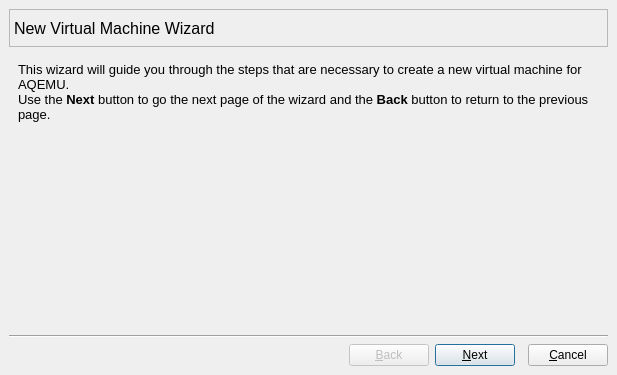
The window that src/VM_Wizard_Window.ui (tobimensch/aqemu) describes before a commit, drawn with Qt 5.
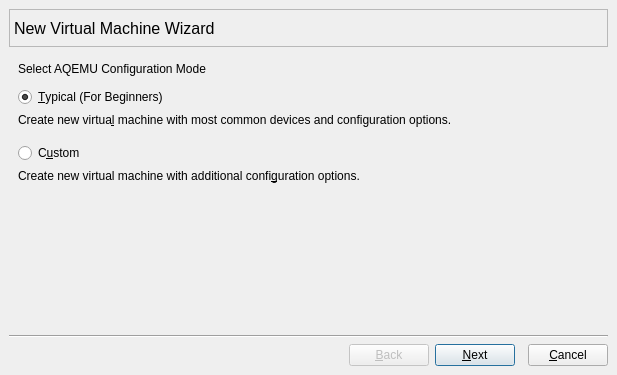
The same window after the commit. Icons and pictures are not drawn.

Commit message: The wizard is now the default for adding new VMs.

Patch:
```diff
--- a/src/VM_Wizard_Window.ui
+++ b/src/VM_Wizard_Window.ui
@@ -168,56 +168,6 @@
      <property name="currentIndex">
       <number>0</number>
      </property>
-     <widget class="QWidget" name="Welcome_Page">
-      <layout class="QGridLayout">
-       <property name="leftMargin">
-        <number>9</number>
-       </property>
-       <property name="topMargin">
-        <number>9</number>
-       </property>
-       <property name="rightMargin">
-        <number>9</number>
-       </property>
-       <property name="bottomMargin">
-        <number>9</number>
-       </property>
-       <property name="spacing">
-        <number>6</number>
-       </property>
-       <item row="0" column="0">
-        <widget class="QLabel" name="Label_Welcome_Text">
-         <property name="text">
-          <string>&lt;!DOCTYPE HTML PUBLIC &quot;-//W3C//DTD HTML 4.0//EN&quot; &quot;http://www.w3.org/TR/REC-html40/strict.dtd&quot;&gt;
-&lt;html&gt;&lt;head&gt;&lt;meta name=&quot;qrichtext&quot; content=&quot;1&quot; /&gt;&lt;style type=&quot;text/css&quot;&gt;
-p, li { white-space: pre-wrap; }
-&lt;/style&gt;&lt;/head&gt;&lt;body style=&quot; font-family:'Nimbus Sans L'; font-size:10pt; font-weight:400; font-style:normal;&quot;&gt;
-&lt;p style=&quot; margin-top:0px; margin-bottom:0px; margin-left:0px; margin-right:0px; -qt-block-indent:0; text-indent:0px;&quot;&gt;This wizard will guide you through the steps that are necessary to create a new virtual machine for AQEMU.&lt;/p&gt;
-&lt;p style=&quot; margin-top:0px; margin-bottom:0px; margin-left:0px; margin-right:0px; -qt-block-indent:0; text-indent:0px;&quot;&gt;Use the &lt;span style=&quot; font-weight:600;&quot;&gt;Next&lt;/span&gt; button to go the next page of the wizard and the &lt;span style=&quot; font-weight:600;&quot;&gt;Back&lt;/span&gt; button to return to the previous page.&lt;/p&gt;&lt;/body&gt;&lt;/html&gt;</string>
-         </property>
-         <property name="wordWrap">
-          <bool>true</bool>
-         </property>
-         <property name="textInteractionFlags">
-          <set>Qt::TextSelectableByMouse</set>
-         </property>
-        </widget>
-       </item>
-       <item row="1" column="0">
-        <spacer name="s3">
-         <property name="orientation">
-          <enum>Qt::Vertical</enum>
-         </property>
-         <property name="sizeHint" stdset="0">
-          <size>
-           <width>20</width>
-           <height>40</height>
-          </size>
-         </property>
-        </spacer>
-       </item>
-      </layout>
-     </widget>
      <widget class="QWidget" name="Wizard_Mode_Page">
       <layout class="QGridLayout" name="gridLayout_4">
        <item row="0" column="0">
@@ -264,7 +214,7 @@
             </sizepolicy>
            </property>
            <property name="text">
-            <string>Create new virtual machine with most common devices and configuration options.</string>
+            <string>Create new virtua&amp;l machine with most common devices and configuration options.</string>
            </property>
            <property name="wordWrap">
             <bool>true</bool>
@@ -297,7 +247,7 @@
          <item>
           <widget class="QRadioButton" name="RB_Custom">
            <property name="text">
-            <string>&amp;Custom</string>
+            <string>C&amp;ustom</string>
            </property>
           </widget>
          </item>
@@ -310,7 +260,7 @@
             </sizepolicy>
            </property>
            <property name="text">
-            <string>Create new virtual machine with additional configuration options.</string>
+            <string>Create new virtual machine with additional confi&amp;guration options.</string>
            </property>
            <property name="wordWrap">
             <bool>true</bool>
```
Left out of the diff: 22 changed lines with no effect on the pictures. The commit also changes 3 other files.
